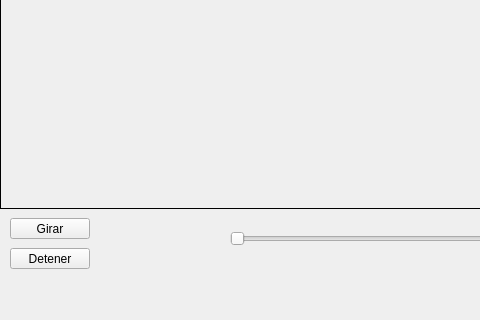
The window that mainwindow.ui (JesusMiramontes/QT-MatrixTransformations) describes before a commit, drawn with Qt 5; both pictures show x 0 to 480 and y 299 to 619 of the 754 by 619 pixel window.
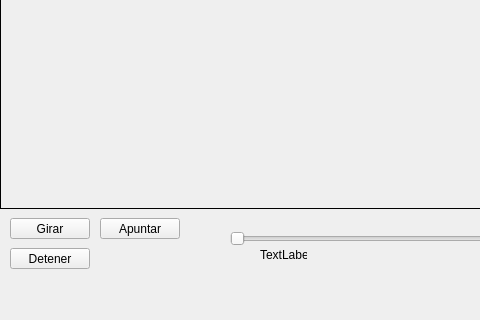
The same window after the commit.

What changed in the file:
```diff
--- a/mainwindow.ui
+++ b/mainwindow.ui
@@ -75,6 +75,32 @@
      <string>Detener</string>
     </property>
    </widget>
+   <widget class="QLabel" name="label">
+    <property name="geometry">
+     <rect>
+      <x>260</x>
+      <y>530</y>
+      <width>47</width>
+      <height>13</height>
+     </rect>
+    </property>
+    <property name="text">
+     <string>TextLabel</string>
+    </property>
+   </widget>
+   <widget class="QPushButton" name="btnApuntar">
+    <property name="geometry">
+     <rect>
+      <x>100</x>
+      <y>500</y>
+      <width>80</width>
+      <height>21</height>
+     </rect>
+    </property>
+    <property name="text">
+     <string>Apuntar</string>
+    </property>
+   </widget>
   </widget>
   <widget class="QMenuBar" name="menuBar">
    <property name="geometry">
```
